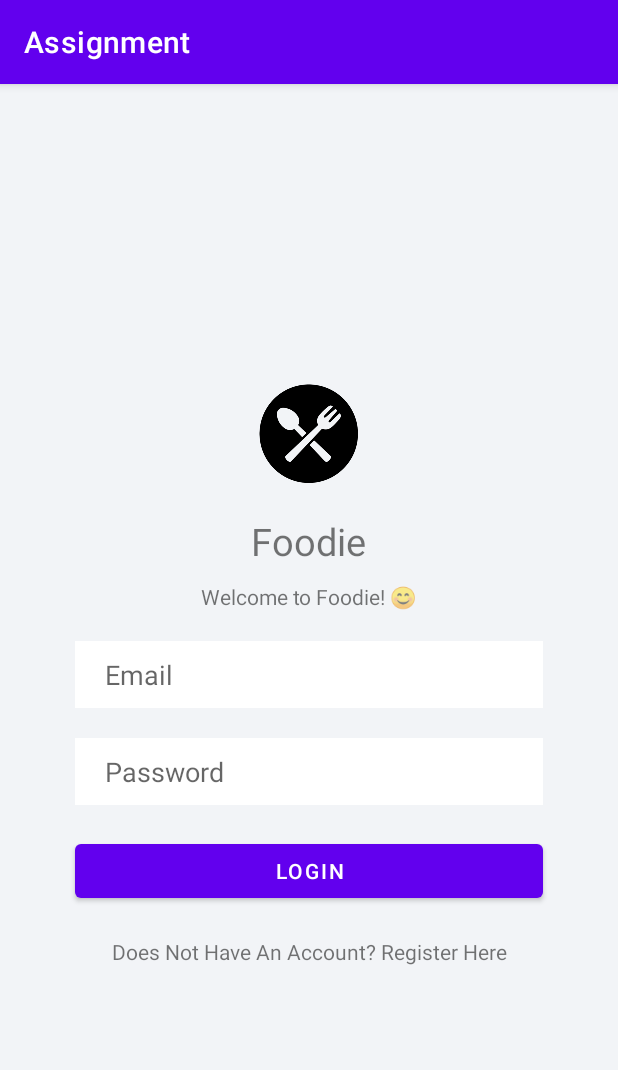
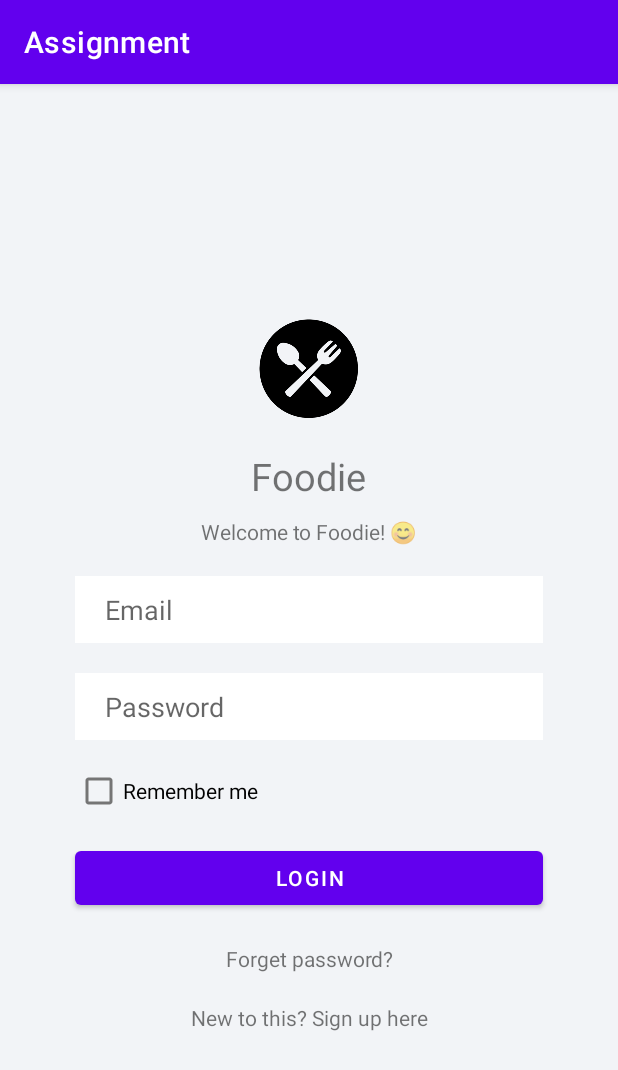
Before and after one commit to chuunfaii/mobile-assignment, an Android app: the Login screen opened directly, with no data from a screen before it, on a phone screen of 412 x 824 dp. Shown: the top 1070 px of the screen. Run offline under Robolectric (Android 15) with nearby library versions, the phone set to English and light mode, and no system bars.

Commit message:
Modified login page

```diff
--- a/app/src/main/res/layout/activity_login.xml
+++ b/app/src/main/res/layout/activity_login.xml
@@ -62,23 +62,42 @@
         android:paddingEnd="20dp"
         android:paddingBottom="10dp" />
 
+    <CheckBox
+        android:id="@+id/checkBox"
+        android:layout_width="match_parent"
+        android:layout_height="wrap_content"
+        android:layout_marginStart="50dp"
+        android:layout_marginTop="10dp"
+        android:layout_marginEnd="50dp"
+        android:text="Remember me" />
+
     <Button
         android:id="@+id/btnLogin"
         android:layout_width="match_parent"
         android:layout_height="wrap_content"
         android:layout_marginStart="50dp"
-        android:layout_marginTop="20dp"
+        android:layout_marginTop="10dp"
         android:layout_marginEnd="50dp"
         android:text="@string/login" />
 
     <TextView
-        android:id="@+id/textLogin"
+        android:id="@+id/textForgetPassword"
         android:layout_width="match_parent"
         android:layout_height="wrap_content"
         android:layout_marginStart="50dp"
         android:layout_marginTop="20dp"
         android:layout_marginEnd="50dp"
-        android:text="@string/does_not_have_account"
+        android:text="@string/forget_password"
+        android:textAlignment="center" />
+
+    <TextView
+        android:id="@+id/textSignUp"
+        android:layout_width="match_parent"
+        android:layout_height="wrap_content"
+        android:layout_marginStart="50dp"
+        android:layout_marginTop="20dp"
+        android:layout_marginEnd="50dp"
+        android:text="@string/sign_up_here"
         android:textAlignment="center" />
 
 </LinearLayout>
--- a/app/src/main/res/values/strings.xml
+++ b/app/src/main/res/values/strings.xml
@@ -11,5 +11,6 @@
     <string name="foodie">Foodie</string>
     <string name="welcome_to_foodie">Welcome to Foodie! 😊</string>
     <string name="login">login</string>
-    <string name="does_not_have_account">Does Not Have An Account? Register Here</string>
+    <string name="forget_password">Forget password?</string>
+    <string name="sign_up_here">New to this? Sign up here</string>
 </resources>
```
